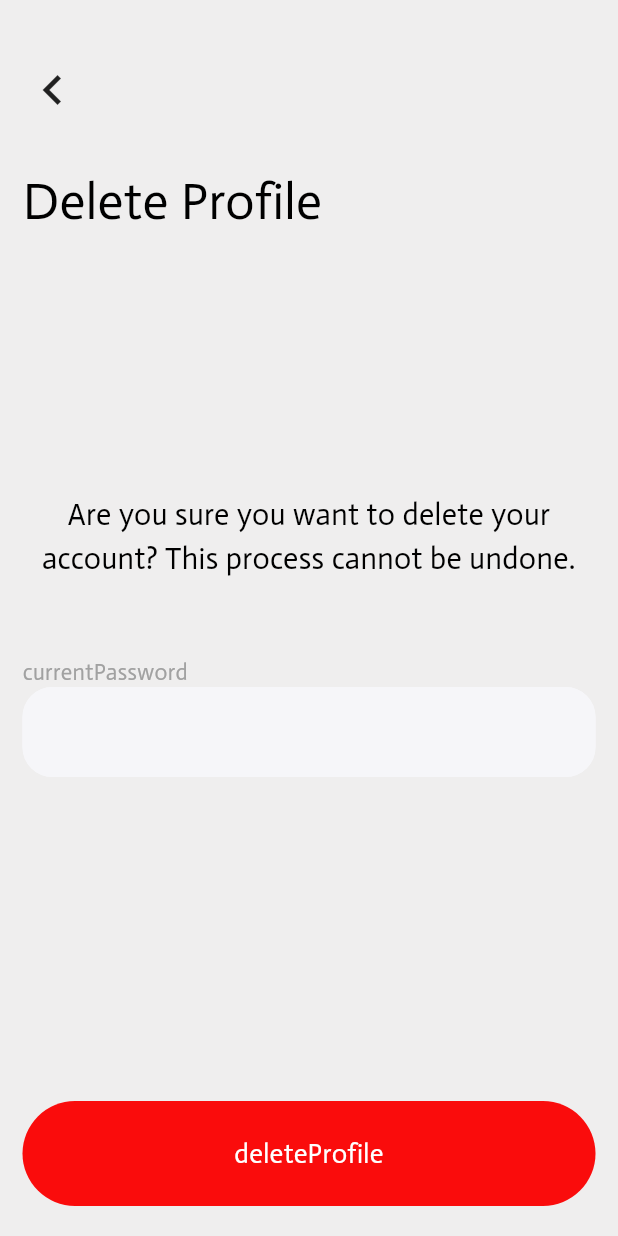
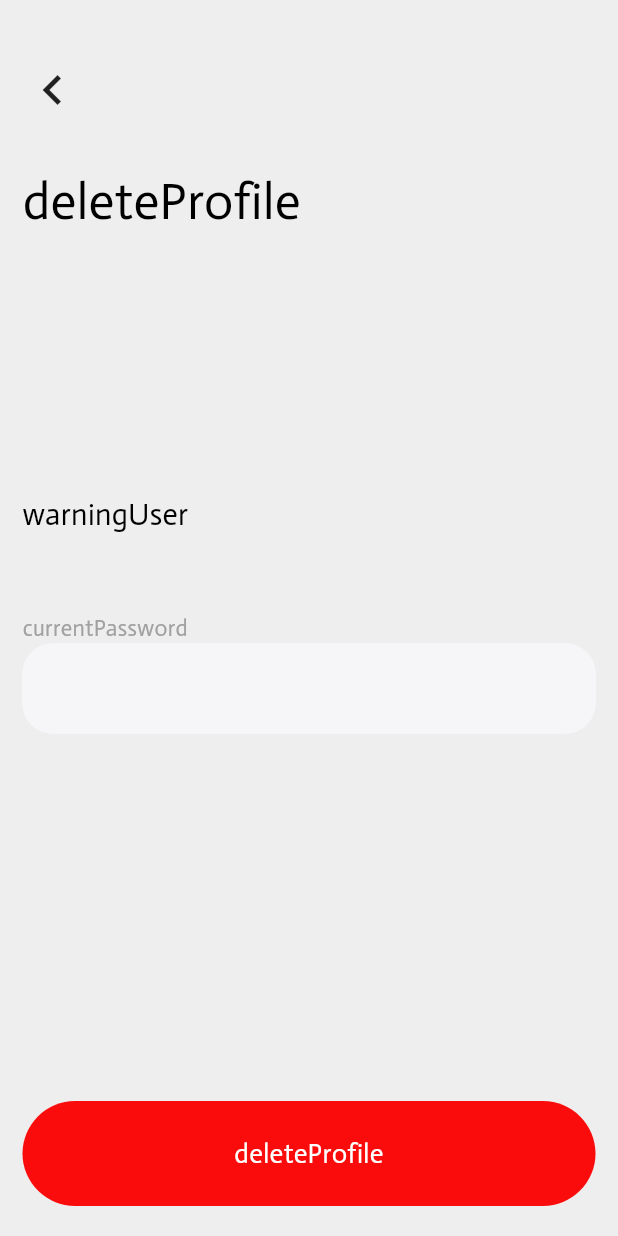
Before and after one commit to MarioOsama/food-recipes-app, a Flutter app: the DeleteUserView screen opened directly, on a phone screen of 412 x 824 dp. Run offline on Flutter 3.47's test engine with Material 3 defaults, Android fonts, the phone set to English and light mode, and no system bars; our stand-ins replace bloc, cloud_firestore, dio, easy_localization, firebase_auth, firebase_core and 10 more; accounts and stored records are empty; generated files the repository leaves out were written again; project files that could hold a hidden picture were left out.

Commit message:
Refactor delete user view body
- Import Easy Localization and AppString helper
- Replace hard-coded strings with localized strings using Easy Localization and AppString helper
- Remove const keyword from CustomAppBar widget to allow for localization updates

```diff
--- a/lib/features/profile/presentation/pages/delete_user/widgets/delete_user_view_body.dart
+++ b/lib/features/profile/presentation/pages/delete_user/widgets/delete_user_view_body.dart
@@ -1,4 +1,6 @@
+import 'package:easy_localization/easy_localization.dart';
 import 'package:flutter/material.dart';
+import 'package:food_recipes_app/core/helpers/app_string.dart';
 import '../../../../../../core/theming/app_text_styles.dart';
 import '../../../widgets/custom_app_bar.dart';
 import 'custom_btn_delete_user_bloc_consumer.dart';
@@ -18,15 +20,15 @@ class DeleteUserViewBody extends StatelessWidget {
           crossAxisAlignment: CrossAxisAlignment.start,
           children: [
             // * App Bar
-            const CustomAppBar(
-              title: "Delete Profile",
+            CustomAppBar(
+              title: AppString.deleteProfile.tr(),
             ),
             const SizedBox(
               height: 150,
             ),
             // * Guidance message for the user
             Text(
-              "Are you sure you want to delete your account? This process cannot be undone.",
+              AppString.warningUser.tr(),
               textAlign: TextAlign.center,
               style: AppTextStyles.font10BlackRegular.copyWith(fontSize: 20),
             ),
```
